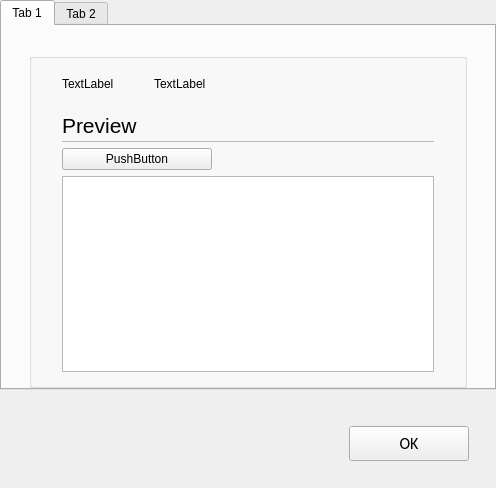
This is opensyde_tool/src/system_views/system_update/C_SyvUpNodePropertiesDialog.ui in openSYDE/openSYDE as Qt 5 draws it before an edit. The edited form follows.
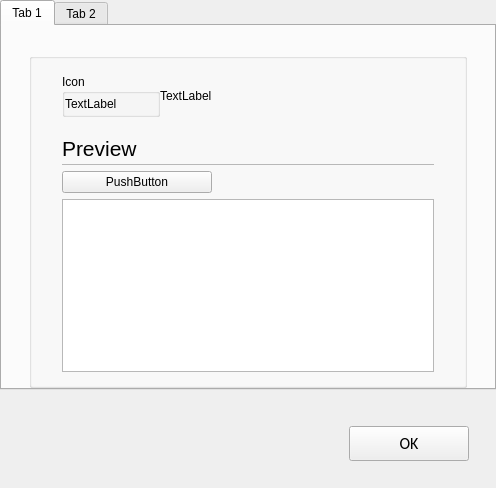
This is the edited form. Custom widgets are drawn as their Qt base class.

Patch:
```diff
--- a/opensyde_tool/src/system_views/system_update/C_SyvUpNodePropertiesDialog.ui
+++ b/opensyde_tool/src/system_views/system_update/C_SyvUpNodePropertiesDialog.ui
@@ -83,7 +83,25 @@
            </spacer>
           </item>
           <item>
-           <layout class="QHBoxLayout" name="horizontalLayout" stretch="0,0,0,1">
+           <layout class="QHBoxLayout" name="horizontalLayout" stretch="0,0,1">
+            <item>
+             <widget class="stw_opensyde_gui_elements::C_OgeGbxTransparent" name="pc_GroupBoxIcon">
+              <property name="title">
+               <string>Icon</string>
+              </property>
+              <layout class="QHBoxLayout" name="horizontalLayout_3" stretch="0,1">
+               <property name="leftMargin">
+                <number>0</number>
+               </property>
+               <property name="topMargin">
+                <number>0</number>
+               </property>
+               <property name="rightMargin">
+                <number>0</number>
+               </property>
+               <property name="bottomMargin">
+                <number>0</number>
+               </property>
             <item>
              <widget class="QLabel" name="pc_LabelIcon">
               <property name="text">
@@ -104,6 +122,9 @@
               </property>
              </spacer>
             </item>
+              </layout>
+             </widget>
+            </item>
             <item>
              <widget class="stw_opensyde_gui_elements::C_OgeLabComListHeader" name="pc_LabelDescription">
               <property name="text">
@@ -562,6 +583,12 @@
    <extends>QPushButton</extends>
    <header>C_OgePubConfigure.h</header>
   </customwidget>
+  <customwidget>
+   <class>stw_opensyde_gui_elements::C_OgeGbxTransparent</class>
+   <extends>QGroupBox</extends>
+   <header>C_OgeGbxTransparent.h</header>
+   <container>1</container>
+  </customwidget>
  </customwidgets>
  <resources/>
  <connections/>
```
Lines whose indentation alone changed are shown as unchanged.
